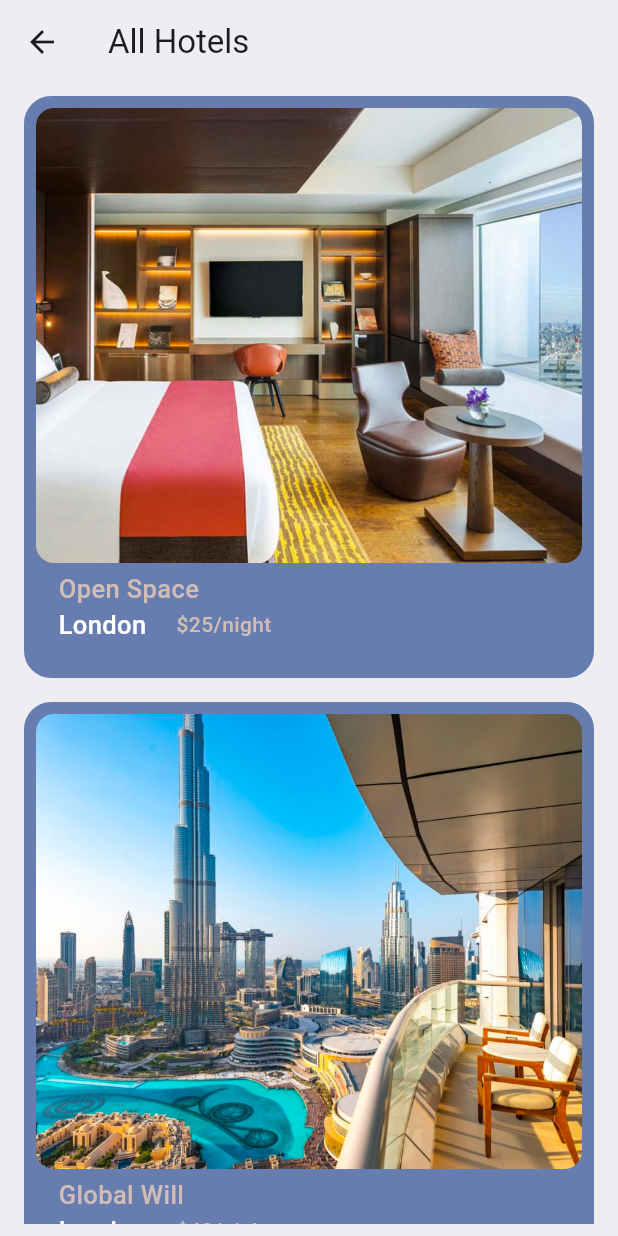
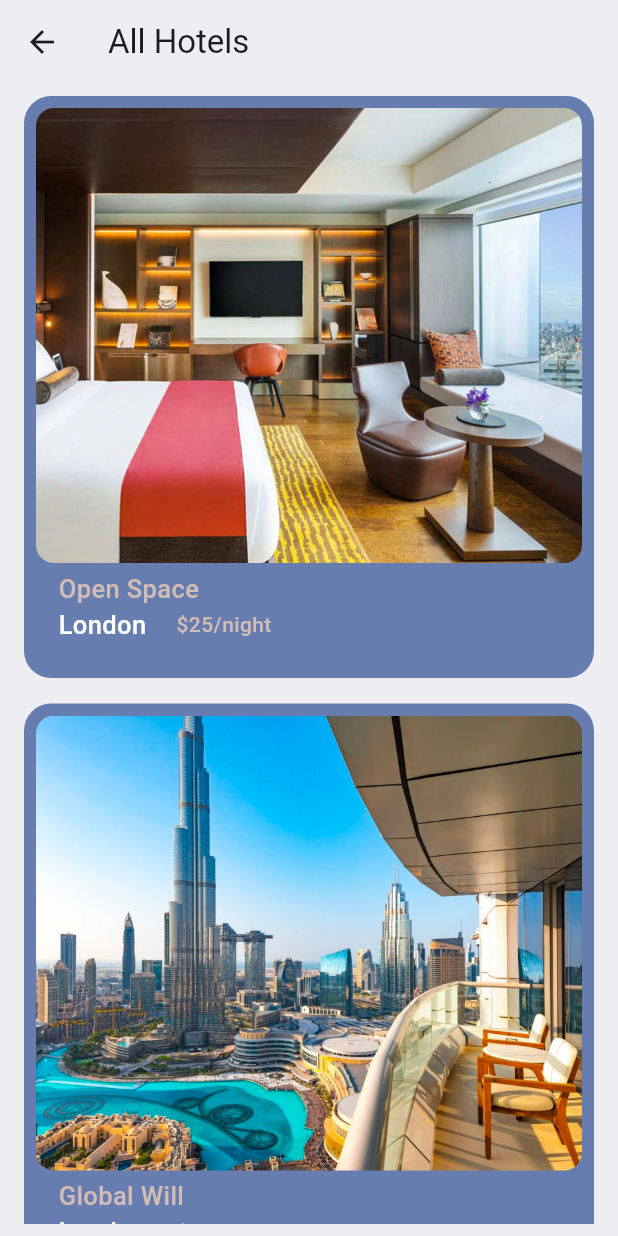
Before and after one commit to PrinceJain1608/Ticket-Booking-App, a Flutter app: the AllHotels screen opened by its route, on a phone screen of 412 x 824 dp. Run offline on Flutter 3.47's test engine with Material 3 defaults, Android fonts, the phone set to English and light mode, and no system bars; our stand-ins replace barcode_widget, bloc, fluentui_icons, flutter_bloc, flutter_riverpod, get and 1 more; generated files the repository leaves out were written again.

Commit message:
Ticket Booking App

```diff
--- a/ticket-app/lib/screens/home/all_hotels.dart
+++ b/ticket-app/lib/screens/home/all_hotels.dart
@@ -25,7 +25,7 @@ class AllHotels extends StatelessWidget {
               gridDelegate: const SliverGridDelegateWithFixedCrossAxisCount(
                   crossAxisCount: 1,
                   crossAxisSpacing: 16.0,
-                  mainAxisSpacing: 16.0,
+                  mainAxisSpacing: 17.0,
                   childAspectRatio: 1),
               itemCount: hotelList.length,
               itemBuilder: (context, index) {
```
